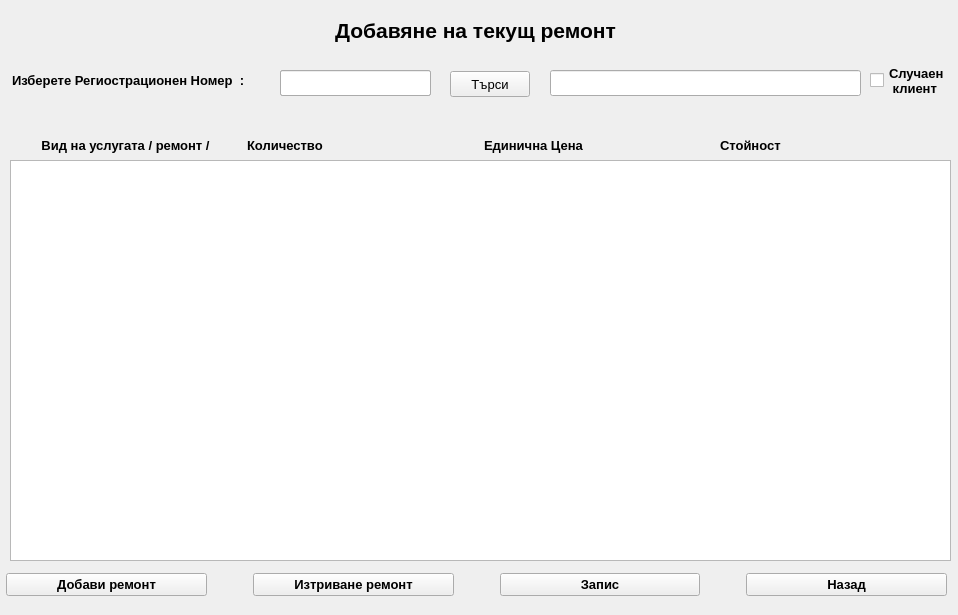
This is addrepair.ui in JohnnyBrawo/CarServ as Qt 5 draws it before an edit. The edited form follows.
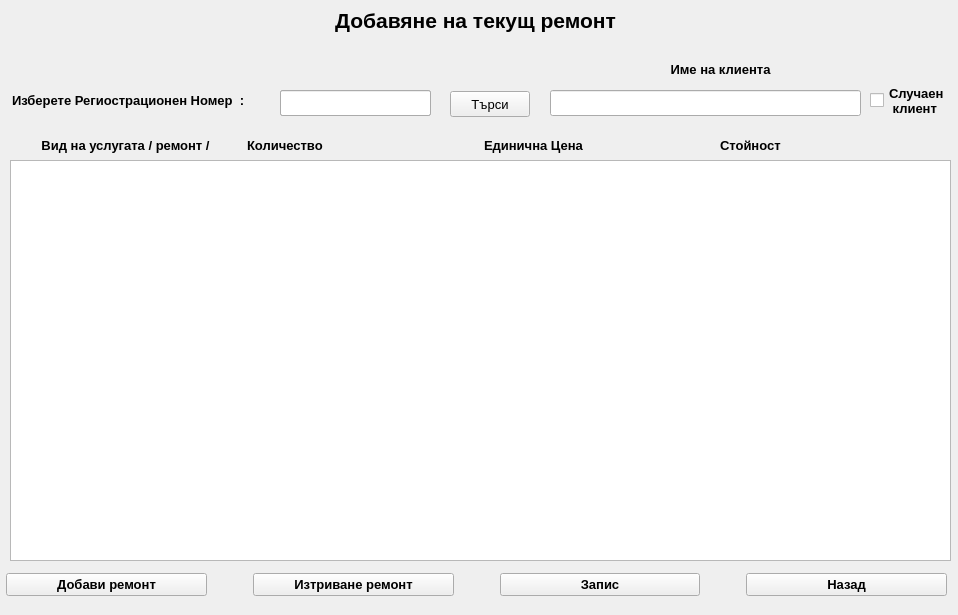
This is the edited form.

Patch:
```diff
--- a/addrepair.ui
+++ b/addrepair.ui
@@ -149,7 +149,7 @@
      <x>0</x>
      <y>0</y>
      <width>951</width>
-     <height>61</height>
+     <height>41</height>
     </rect>
    </property>
    <property name="sizePolicy">
@@ -262,7 +262,7 @@
    <property name="geometry">
     <rect>
      <x>12</x>
-     <y>71</y>
+     <y>91</y>
      <width>257</width>
      <height>18</height>
     </rect>
@@ -281,7 +281,7 @@
    <property name="geometry">
     <rect>
      <x>870</x>
-     <y>60</y>
+     <y>80</y>
      <width>81</width>
      <height>41</height>
     </rect>
@@ -301,7 +301,7 @@
    <property name="geometry">
     <rect>
      <x>450</x>
-     <y>71</y>
+     <y>91</y>
      <width>80</width>
      <height>26</height>
     </rect>
@@ -314,7 +314,7 @@
    <property name="geometry">
     <rect>
      <x>280</x>
-     <y>70</y>
+     <y>90</y>
      <width>151</width>
      <height>26</height>
     </rect>
@@ -324,7 +324,7 @@
    <property name="geometry">
     <rect>
      <x>280</x>
-     <y>70</y>
+     <y>90</y>
      <width>151</width>
      <height>26</height>
     </rect>
@@ -334,12 +334,34 @@
    <property name="geometry">
     <rect>
      <x>550</x>
-     <y>70</y>
+     <y>90</y>
      <width>311</width>
      <height>26</height>
     </rect>
    </property>
   </widget>
+  <widget class="QLabel" name="L_RandClientName">
+   <property name="geometry">
+    <rect>
+     <x>640</x>
+     <y>60</y>
+     <width>161</width>
+     <height>18</height>
+    </rect>
+   </property>
+   <property name="font">
+    <font>
+     <weight>75</weight>
+     <bold>true</bold>
+    </font>
+   </property>
+   <property name="text">
+    <string>Име на клиента</string>
+   </property>
+   <property name="alignment">
+    <set>Qt::AlignCenter</set>
+   </property>
+  </widget>
   <zorder>L_CarRegNumber</zorder>
   <zorder>Check_RandomClient</zorder>
   <zorder>Button_Search</zorder>
```
Left out of the diff: 1 changed line with no effect on the pictures.
